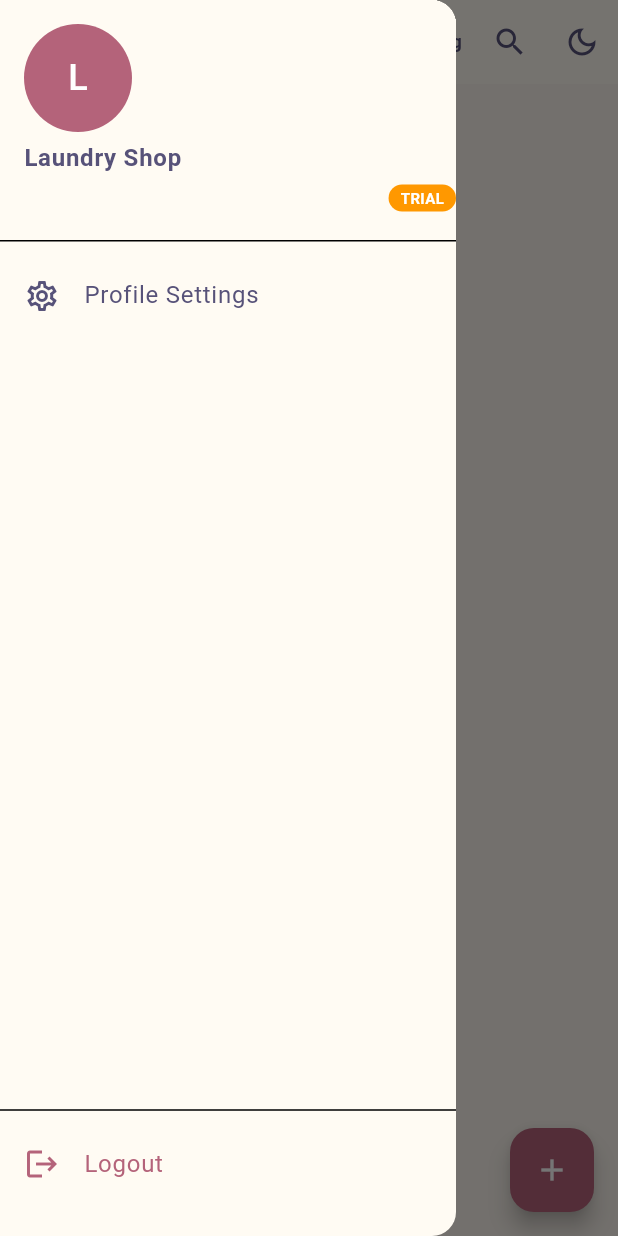
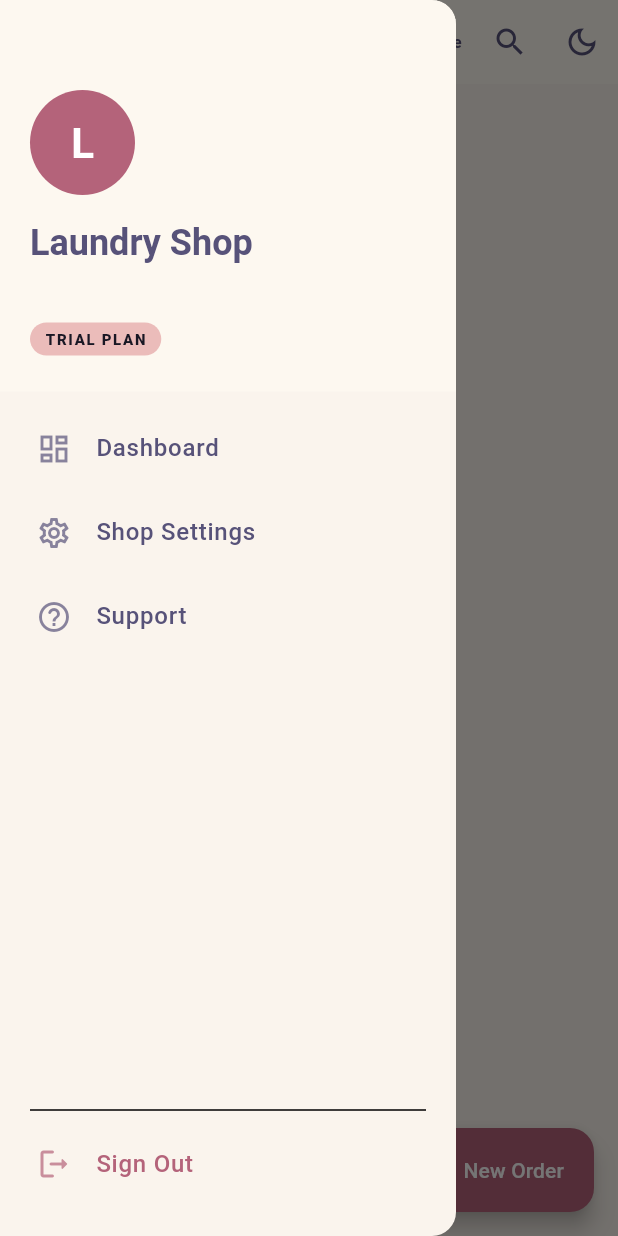
Before and after one commit to ENDragnee/laundary_management, a Flutter app: the DashboardScreen screen opened by its route, with the side drawer open, on a phone screen of 412 x 824 dp. Run offline on Flutter 3.47's test engine with Material 3 defaults, Android fonts, the phone set to English and light mode, and no system bars; our stand-ins replace drift, flutter_dotenv, go_router, rxdart, shared_preferences, supabase_flutter; missing offline and left inert: drift_sqlite_async, powersync; accounts and stored records are empty; generated files the repository leaves out were written again; statements that could not run were skipped.

Commit message:
refactor: separte the dashboard from the sidebar and update the UI of the sidebar

```diff
--- a/lib/features/dashboard/presentation/screens/dashboard_screen.dart
+++ b/lib/features/dashboard/presentation/screens/dashboard_screen.dart
@@ -3,6 +3,7 @@ import 'package:go_router/go_router.dart';
 import 'package:laundary_management/core/database/app_database.dart';
 import 'package:laundary_management/core/theme/theme_manager.dart';
 import 'package:laundary_management/features/dashboard/presentation/widgets/order_list_item.dart';
+import 'package:laundary_management/features/dashboard/presentation/widgets/user_profile_drawer.dart'; // Import
 import 'package:powersync/powersync.dart' as ps;
 import 'package:provider/provider.dart';
 import 'package:supabase_flutter/supabase_flutter.dart';
@@ -19,32 +20,31 @@ class DashboardScreen extends StatelessWidget {
     final user = Supabase.instance.client.auth.currentUser;
 
     return Scaffold(
-      drawer: const UserProfileDrawer(),
+      drawer: const UserProfileDrawer(), // Redesigned Widget
       appBar: AppBar(
-        title: const Text('Dashboard'),
+        title: const Text('Laundry Manager'),
+        centerTitle: false,
         actions: [
+          // Sync Status Indicator
           StreamBuilder<ps.SyncStatus>(
             stream: powersync.statusStream,
             builder: (context, snapshot) {
               final status = snapshot.data;
               Color color = Colors.grey;
-              String label = 'Initializing';
+              String label = 'Offline';
 
-              if (status != null) {
-                if (!status.connected) {
-                  color = Colors.red;
-                  label = 'Offline';
-                } else if (status.uploading || status.downloading) {
+              if (status != null && status.connected) {
+                if (status.uploading || status.downloading) {
                   color = Colors.orange;
                   label = 'Syncing';
-                } else if (status.connected) {
+                } else {
                   color = Colors.green;
                   label = 'Online';
                 }
               }
 
               return Padding(
-                padding: const EdgeInsets.symmetric(horizontal: 8.0),
+                padding: const EdgeInsets.only(right: 8.0),
                 child: Row(
                   children: [
                     Container(
@@ -66,8 +66,7 @@ class DashboardScreen extends StatelessWidget {
                     const SizedBox(width: 6),
                     Text(
                       label,
-                      style: Theme.of(context).textTheme.bodySmall?.copyWith(
-                        color: Theme.of(context).colorScheme.onSurfaceVariant,
+                      style: Theme.of(context).textTheme.labelSmall?.copyWith(
                         fontWeight: FontWeight.bold,
                       ),
                     ),
@@ -88,7 +87,6 @@ class DashboardScreen extends StatelessWidget {
           ),
         ],
       ),
-      // We wrap the list in a StreamBuilder to get the User Tier first
       body: StreamBuilder<Laundry?>(
         stream: (database.select(
           database.laundries,
@@ -119,13 +117,13 @@ class DashboardScreen extends StatelessWidget {
               }
 
               return ListView.builder(
-                padding: const EdgeInsets.only(bottom: 80),
+                padding: const EdgeInsets.only(bottom: 80, top: 8),
                 itemCount: orders.length,
                 itemBuilder: (context, index) {
                   final order = orders[index];
                   return OrderListItem(
                     order: order,
-                    userTier: tier, // Pass tier to the item card
+                    userTier: tier,
                     onTap: () => context.push('/order_form', extra: order),
                   );
                 },
@@ -134,133 +132,11 @@ class DashboardScreen extends StatelessWidget {
           );
         },
       ),
-      floatingActionButton: FloatingActionButton(
+      floatingActionButton: FloatingActionButton.extended(
         onPressed: () => context.push('/order_form'),
-        child: const Icon(Icons.add),
+        label: const Text('New Order'),
+        icon: const Icon(Icons.add),
       ),
     );
   }
 }
-
-class UserProfileDrawer extends StatelessWidget {
-  const UserProfileDrawer({super.key});
-
-  Future<void> _logout(BuildContext context) async {
-    final router = GoRouter.of(context);
-    final powersync = Provider.of<ps.PowerSyncDatabase>(context, listen: false);
-
-    await powersync.disconnect();
-    await Supabase.instance.client.auth.signOut();
-    router.go('/login');
-  }
-
-  Color _getTierColor(String tier) {
-    switch (tier.toUpperCase()) {
-      case 'PREMIUM':
-        return Colors.purple;
-      case 'REGULAR':
-        return Colors.blue;
-      case 'TRIAL':
-      default:
-        return Colors.orange;
-    }
-  }
-
-  @override
-  Widget build(BuildContext context) {
-    final theme = Theme.of(context);
-    final user = Supabase.instance.client.auth.currentUser;
-    final email = user?.email ?? 'No Email';
-    final database = context.read<AppDatabase>();
-
-    return Drawer(
-      child: Column(
-        children: [
-          StreamBuilder<Laundry?>(
-            stream: (database.select(
-              database.laundries,
-            )..where((t) => t.id.equals(user?.id ?? ''))).watchSingleOrNull(),
-            builder: (context, snapshot) {
-              final laundry = snapshot.data;
-              final tier = laundry?.tier ?? 'TRIAL';
-              final name = laundry?.name ?? 'Laundry Shop';
-
-              return UserAccountsDrawerHeader(
-                decoration: BoxDecoration(
-                  color: theme.colorScheme.surfaceContainerHighest,
-                ),
-                currentAccountPicture: CircleAvatar(
-                  backgroundColor: theme.colorScheme.primary,
-                  child: Text(
-                    name.isNotEmpty ? name[0].toUpperCase() : 'L',
-                    style: TextStyle(
-                      color: theme.colorScheme.onPrimary,
-                      fontSize: 24,
-                    ),
-                  ),
-                ),
-                accountName: Text(
-                  name,
-                  style: TextStyle(
-                    color: theme.colorScheme.onSurface,
-                    fontWeight: FontWeight.bold,
-                  ),
-                ),
-                accountEmail: Row(
-                  children: [
-                    Expanded(
-                      child: Text(
-                        email,
-                        style: TextStyle(
-                          color: theme.colorScheme.onSurfaceVariant,
-                        ),
-                        overflow: TextOverflow.ellipsis,
-                      ),
-                    ),
-                    Container(
-                      padding: const EdgeInsets.symmetric(
-                        horizontal: 8,
-                        vertical: 2,
-                      ),
-                      decoration: BoxDecoration(
-                        color: _getTierColor(tier),
-                        borderRadius: BorderRadius.circular(12),
-                      ),
-                      child: Text(
-                        tier,
-                        style: const TextStyle(
-                          color: Colors.white,
-                          fontWeight: FontWeight.bold,
-                          fontSize: 10,
-                        ),
-                      ),
-                    ),
-                  ],
-                ),
-              );
-            },
-          ),
-          ListTile(
-            leading: const Icon(Icons.settings_outlined),
-            title: const Text('Profile Settings'),
-            onTap: () {
-              Navigator.pop(context);
-              context.push('/onboarding');
-            },
-          ),
-          const Spacer(),
-          const Divider(),
-          ListTile(
-            leading: Icon(Icons.logout, color: theme.colorScheme.error),
-            title: Text(
-              'Logout',
-              style: TextStyle(color: theme.colorScheme.error),
-            ),
-            onTap: () => _logout(context),
-          ),
-          const SizedBox(height: 20),
-        ],
-      ),
-    );
-  }
-}
--- /dev/null
+++ b/lib/features/dashboard/presentation/widgets/user_profile_drawer.dart
@@ -0,0 +1,195 @@
+import 'package:flutter/material.dart';
+import 'package:go_router/go_router.dart';
+import 'package:laundary_management/core/database/app_database.dart';
+import 'package:powersync/powersync.dart' as ps;
+import 'package:provider/provider.dart';
+import 'package:supabase_flutter/supabase_flutter.dart';
+
+class UserProfileDrawer extends StatelessWidget {
+  const UserProfileDrawer({super.key});
+
+  Future<void> _logout(BuildContext context) async {
+    final router = GoRouter.of(context);
+    final powersync = Provider.of<ps.PowerSyncDatabase>(context, listen: false);
+
+    // Show loading or close drawer
+    Navigator.pop(context);
+
+    await powersync.disconnect();
+    await Supabase.instance.client.auth.signOut();
+    router.go('/login');
+  }
+
+  Color _getTierColor(String tier) {
+    switch (tier.toUpperCase()) {
+      case 'PREMIUM':
+        return const Color(0xFFC4A7E7); // Iris (Rose Pine)
+      case 'REGULAR':
+        return const Color(0xFF9CCFD8); // Foam (Rose Pine)
+      default:
+        return const Color(0xFFEBBCBA); // Rose (Rose Pine)
+    }
+  }
+
+  @override
+  Widget build(BuildContext context) {
+    final theme = Theme.of(context);
+    final user = Supabase.instance.client.auth.currentUser;
+    final email = user?.email ?? 'No Email';
+    final database = context.read<AppDatabase>();
+
+    return Drawer(
+      backgroundColor: theme.scaffoldBackgroundColor,
+      child: Column(
+        children: [
+          // Custom Header Section
+          StreamBuilder<Laundry?>(
+            stream: (database.select(
+              database.laundries,
+            )..where((t) => t.id.equals(user?.id ?? ''))).watchSingleOrNull(),
+            builder: (context, snapshot) {
+              final laundry = snapshot.data;
+              final tier = laundry?.tier ?? 'TRIAL';
+              final name = laundry?.name ?? 'Laundry Shop';
+
+              return Container(
+                width: double.infinity,
+                padding: const EdgeInsets.only(
+                  top: 60,
+                  bottom: 24,
+                  left: 20,
+                  right: 20,
+                ),
+                decoration: BoxDecoration(
+                  color: theme.colorScheme.surfaceContainerHighest.withValues(
+                    alpha: 0.5,
+                  ),
+                ),
+                child: Column(
+                  crossAxisAlignment: CrossAxisAlignment.start,
+                  children: [
+                    CircleAvatar(
+                      radius: 35,
+                      backgroundColor: theme.colorScheme.primary,
+                      child: Text(
+                        name.isNotEmpty ? name[0].toUpperCase() : 'L',
+                        style: TextStyle(
+                          color: theme.colorScheme.onPrimary,
+                          fontSize: 28,
+                          fontWeight: FontWeight.bold,
+                        ),
+                      ),
+                    ),
+                    const SizedBox(height: 16),
+                    Text(
+                      name,
+                      style: theme.textTheme.headlineSmall?.copyWith(
+                        fontWeight: FontWeight.bold,
+                        color: theme.colorScheme.onSurface,
+                      ),
+                    ),
+                    const SizedBox(height: 4),
+                    Text(
+                      email,
+                      style: theme.textTheme.bodyMedium?.copyWith(
+                        color: theme.colorScheme.onSurfaceVariant,
+                      ),
+                    ),
+                    const SizedBox(height: 12),
+                    Container(
+                      padding: const EdgeInsets.symmetric(
+                        horizontal: 10,
+                        vertical: 4,
+                      ),
+                      decoration: BoxDecoration(
+                        color: _getTierColor(tier),
+                        borderRadius: BorderRadius.circular(20),
+                      ),
+                      child: Text(
+                        '$tier PLAN',
+                        style: const TextStyle(
+                          color: Color(
+                            0xFF191724,
+                          ), // Base background for contrast
+                          fontWeight: FontWeight.w900,
+                          fontSize: 10,
+                          letterSpacing: 1.1,
+                        ),
+                      ),
+                    ),
+                  ],
+                ),
+              );
+            },
+          ),
+
+          // Menu Items
+          Expanded(
+            child: ListView(
+              padding: const EdgeInsets.symmetric(vertical: 10),
+              children: [
+                _buildDrawerItem(
+                  icon: Icons.dashboard_outlined,
+                  label: 'Dashboard',
+                  onTap: () => Navigator.pop(context),
+                  theme: theme,
+                ),
+                _buildDrawerItem(
+                  icon: Icons.settings_outlined,
+                  label: 'Shop Settings',
+                  onTap: () {
+                    Navigator.pop(context);
+                    context.push('/onboarding');
+                  },
+                  theme: theme,
+                ),
+                _buildDrawerItem(
+                  icon: Icons.help_outline_rounded,
+                  label: 'Support',
+                  onTap: () {},
+                  theme: theme,
+                ),
+              ],
+            ),
+          ),
+
+          // Logout Section
+          const Divider(indent: 20, endIndent: 20),
+          Padding(
+            padding: const EdgeInsets.only(bottom: 20),
+            child: _buildDrawerItem(
+              icon: Icons.logout_rounded,
+              label: 'Sign Out',
+              onTap: () => _logout(context),
+              theme: theme,
+              color: theme.colorScheme.error,
+            ),
+          ),
+        ],
+      ),
+    );
+  }
+
+  Widget _buildDrawerItem({
+    required IconData icon,
+    required String label,
+    required VoidCallback onTap,
+    required ThemeData theme,
+    Color? color,
+  }) {
+    final itemColor = color ?? theme.colorScheme.onSurface;
+    return ListTile(
+      leading: Icon(icon, color: itemColor.withValues(alpha: 0.7)),
+      title: Text(
+        label,
+        style: theme.textTheme.bodyLarge?.copyWith(
+          color: itemColor,
+          fontWeight: FontWeight.w500,
+        ),
+      ),
+      onTap: onTap,
+      contentPadding: const EdgeInsets.symmetric(horizontal: 24),
+      shape: RoundedRectangleBorder(borderRadius: BorderRadius.circular(10)),
+    );
+  }
+}
```
